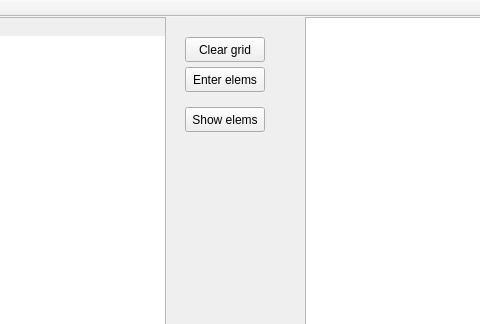
Old version of the form mainwindow.ui in the repository 1VikaLox1/OOP_labs; both pictures show x 395 to 875 and y 0 to 324 of the 1145 by 655 pixel window.
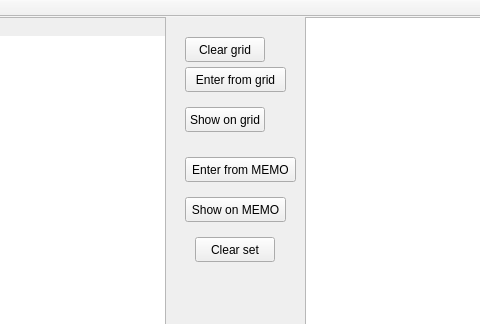
New version of the form.

Commit message: add interaction with MEMO (plainTextEdit)

Patch:
```diff
--- a/mainwindow.ui
+++ b/mainwindow.ui
@@ -60,12 +60,12 @@
      <rect>
       <x>580</x>
       <y>50</y>
-      <width>80</width>
+      <width>101</width>
       <height>25</height>
      </rect>
     </property>
     <property name="text">
-     <string>Enter elems</string>
+     <string>Enter from grid</string>
     </property>
    </widget>
    <widget class="QPushButton" name="ShowElemsBtn">
@@ -78,7 +78,46 @@
      </rect>
     </property>
     <property name="text">
-     <string>Show elems</string>
+     <string>Show on grid</string>
+    </property>
+   </widget>
+   <widget class="QPushButton" name="EnterMEMOBtn">
+    <property name="geometry">
+     <rect>
+      <x>580</x>
+      <y>140</y>
+      <width>111</width>
+      <height>25</height>
+     </rect>
+    </property>
+    <property name="text">
+     <string>Enter from MEMO</string>
+    </property>
+   </widget>
+   <widget class="QPushButton" name="ShowMEMOBtn">
+    <property name="geometry">
+     <rect>
+      <x>580</x>
+      <y>180</y>
+      <width>101</width>
+      <height>25</height>
+     </rect>
+    </property>
+    <property name="text">
+     <string>Show on MEMO</string>
+    </property>
+   </widget>
+   <widget class="QPushButton" name="ClearSetBtn">
+    <property name="geometry">
+     <rect>
+      <x>590</x>
+      <y>220</y>
+      <width>80</width>
+      <height>25</height>
+     </rect>
+    </property>
+    <property name="text">
+     <string>Clear set</string>
     </property>
    </widget>
   </widget>
```
The commit also changes 4 other files.
